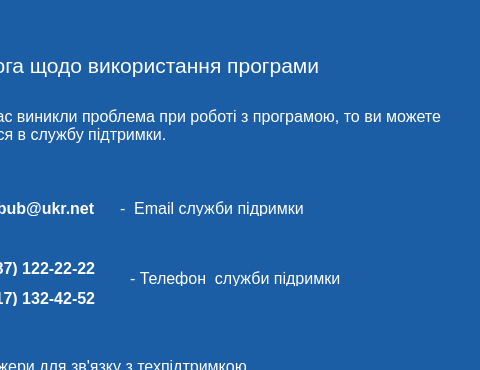
Old version of the form helpwindow.ui in the repository admiralbub/oop_course_2020; both pictures show x 130 to 610 and y 0 to 370 of the 800 by 600 pixel window.
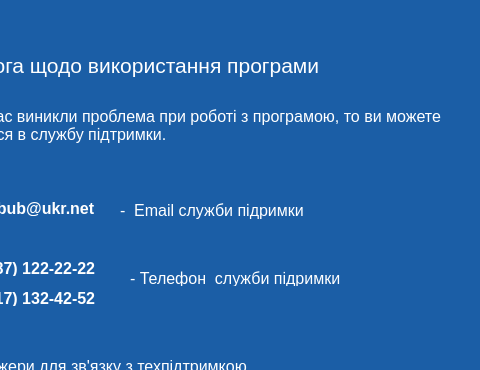
New version of the form.

Commit message: Exception incudes

Diff of the .ui file:
```diff
--- a/helpwindow.ui
+++ b/helpwindow.ui
@@ -110,7 +110,7 @@
       <x>250</x>
       <y>200</y>
       <width>241</width>
-      <height>16</height>
+      <height>21</height>
      </rect>
     </property>
     <property name="text">
```
The commit also changes 2 other files.
